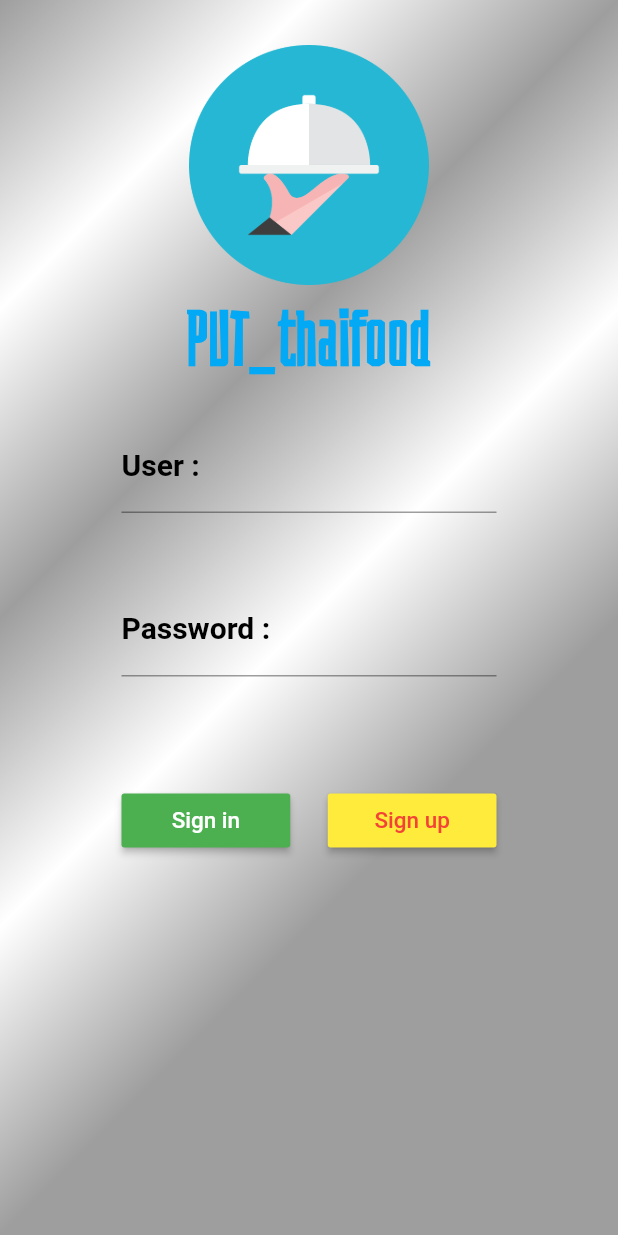
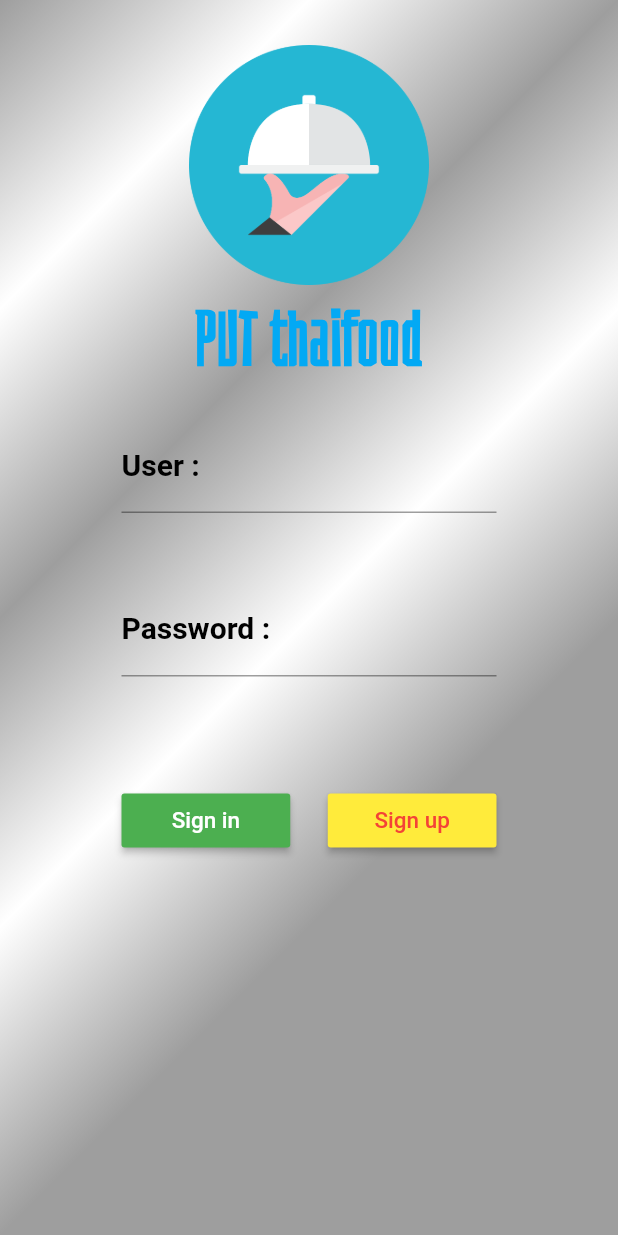
Before and after one commit to Shiratasa/put_foodthai, a Flutter app: the screen it shows after launch, on a phone screen of 412 x 824 dp. Run offline on Flutter 3.47's test engine with Material 2 defaults, Android fonts, the phone set to English and light mode, and no system bars.

Commit message:
Super update

```diff
--- a/lib/screens/authen.dart
+++ b/lib/screens/authen.dart
@@ -290,7 +290,7 @@ class _AuthenState extends State<Authen>
   {
     return Text
     (
-      '         PUT_thaifood         ',
+      '         PUT thaifood         ',
       style: TextStyle
       (
         fontSize: 50.0,
```
Also changed, not shown: 1 other file.
